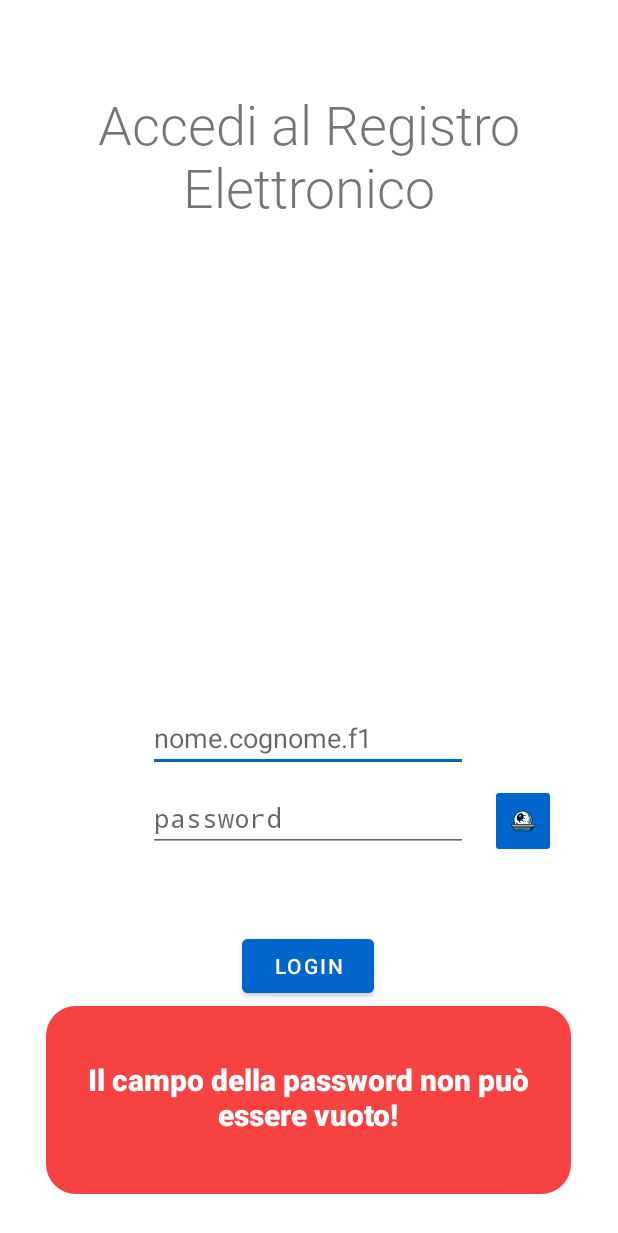
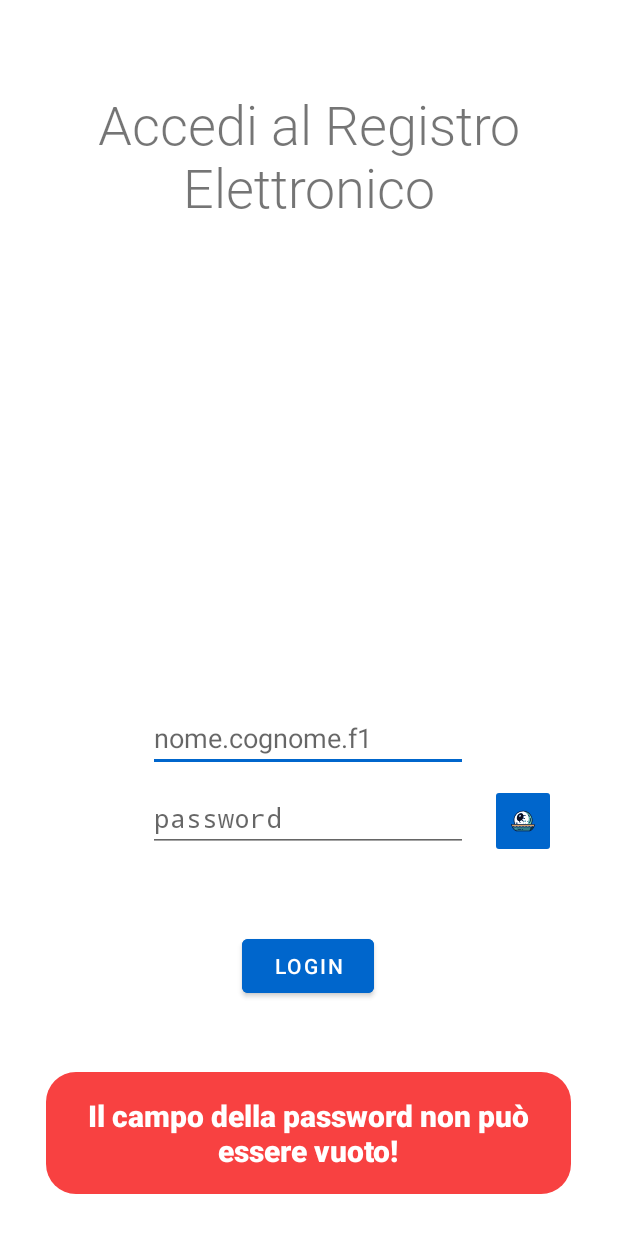
Before and after one commit to Giua-app/Giua-App, an Android app: the screen it shows after launch (MainActivity), after a tap on an icon or button, on a phone screen of 412 x 824 dp. Shown: the top 1233 px of the screen. Run offline under Robolectric (Android 15) with nearby library versions, the phone set to English and light mode, and no system bars.

Commit message:
Changed size of error message on login page

```diff
--- a/app/src/main/res/layout/activity_main.xml
+++ b/app/src/main/res/layout/activity_main.xml
@@ -92,13 +92,14 @@
     <TextView
         android:id="@+id/error_notification"
         android:layout_width="350dp"
-        android:layout_height="125dp"
+        android:layout_height="wrap_content"
         android:layout_marginBottom="28dp"
         android:background="@drawable/error_notification_style"
         android:fontFamily="sans-serif-black"
         android:paddingStart="15dp"
-        android:paddingTop="35dp"
+        android:paddingTop="15dp"
         android:paddingEnd="15dp"
+        android:paddingBottom="15dp"
         android:textAlignment="center"
         android:textColor="@color/white"
         android:textSize="20sp"
```
